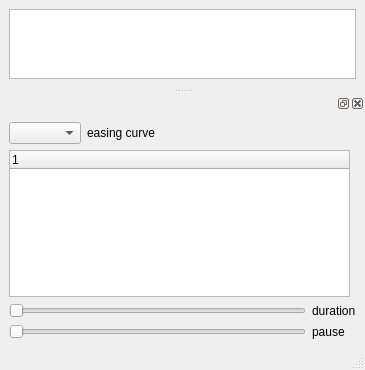
First picture: the form in examples/data/move-blocks.ui, repository GitoriousLispBackup/eql, before the edit.
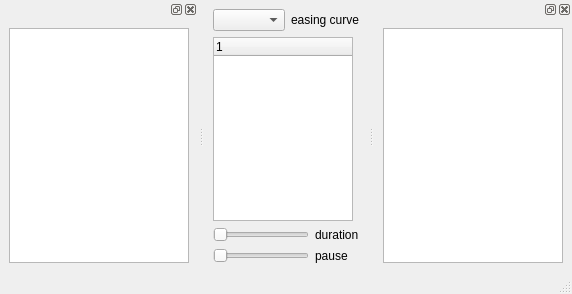
Second picture: the form after the edit.

Commit message: example "moving-blocks.lisp": add custom easing function

```diff
--- a/examples/data/move-blocks.ui
+++ b/examples/data/move-blocks.ui
@@ -6,36 +6,14 @@
    <rect>
     <x>0</x>
     <y>0</y>
-    <width>365</width>
-    <height>370</height>
+    <width>572</width>
+    <height>294</height>
    </rect>
   </property>
   <property name="windowTitle">
    <string>Move Blocks</string>
   </property>
   <widget class="QWidget" name="centralwidget">
-   <layout class="QVBoxLayout" name="verticalLayout_4">
-    <item>
-     <widget class="QGraphicsView" name="view"/>
-    </item>
-   </layout>
-  </widget>
-  <widget class="QMenuBar" name="menubar">
-   <property name="geometry">
-    <rect>
-     <x>0</x>
-     <y>0</y>
-     <width>365</width>
-     <height>22</height>
-    </rect>
-   </property>
-  </widget>
-  <widget class="QStatusBar" name="statusbar"/>
-  <widget class="QDockWidget" name="dock_widget">
-   <attribute name="dockWidgetArea">
-    <number>8</number>
-   </attribute>
-   <widget class="QWidget" name="dockWidgetContents_2">
     <layout class="QVBoxLayout" name="verticalLayout">
      <item>
       <layout class="QHBoxLayout" name="horizontalLayout">
@@ -112,6 +90,40 @@
         </widget>
        </item>
       </layout>
+    </item>
+   </layout>
+  </widget>
+  <widget class="QMenuBar" name="menubar">
+   <property name="geometry">
+    <rect>
+     <x>0</x>
+     <y>0</y>
+     <width>572</width>
+     <height>22</height>
+    </rect>
+   </property>
+  </widget>
+  <widget class="QStatusBar" name="statusbar"/>
+  <widget class="QDockWidget" name="dock_view">
+   <attribute name="dockWidgetArea">
+    <number>1</number>
+   </attribute>
+   <widget class="QWidget" name="dockWidgetContents_2">
+    <layout class="QVBoxLayout" name="verticalLayout_2">
+     <item>
+      <widget class="QGraphicsView" name="view"/>
+     </item>
+    </layout>
+   </widget>
+  </widget>
+  <widget class="QDockWidget" name="dock_custom">
+   <attribute name="dockWidgetArea">
+    <number>2</number>
+   </attribute>
+   <widget class="QWidget" name="dockWidgetContents">
+    <layout class="QVBoxLayout" name="verticalLayout_3">
+     <item>
+      <widget class="QTextEdit" name="custom"/>
      </item>
     </layout>
    </widget>
```
Left out of the diff: 3 changed lines with no effect on the pictures. Lines whose indentation alone changed are shown as unchanged. The commit also changes 5 other files.
